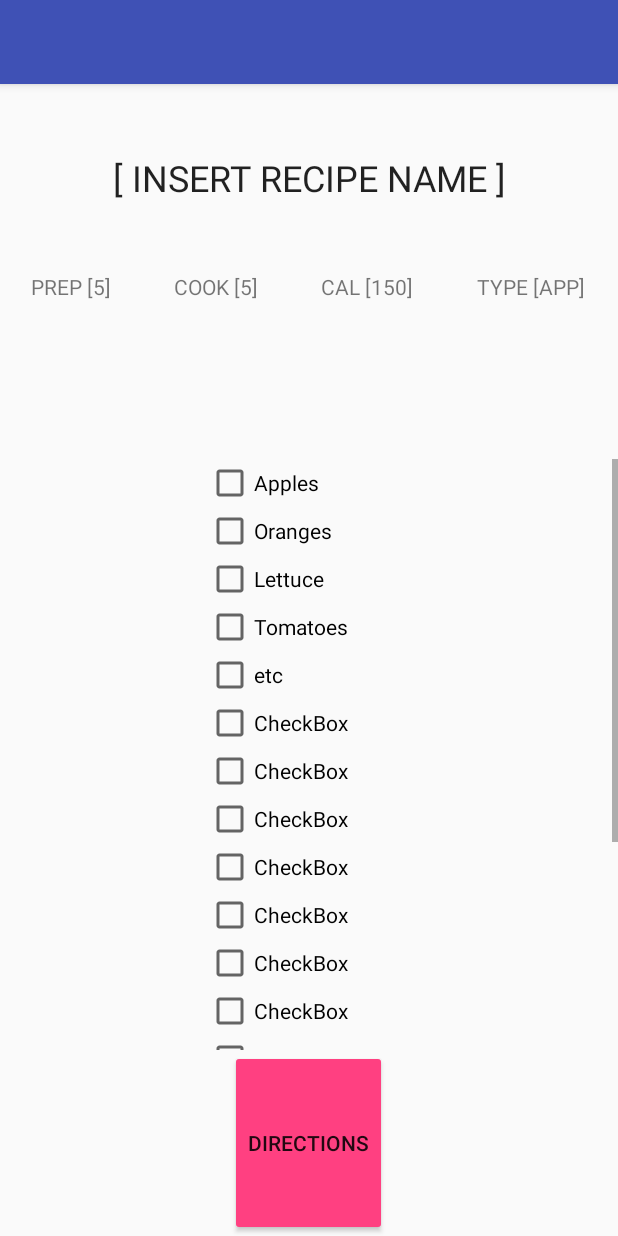
After one commit to Sanaknaki/cookbook, an Android app: the RecipeInfo screen opened directly, with no data from a screen before it, on a phone screen of 412 x 824 dp. The commit adds this screen. Run offline under Robolectric (Android 15) with nearby library versions, the phone set to English and light mode, and no system bars.

Commit message:
Added recipe info page

```diff
--- a/cookbookApp/app/src/main/AndroidManifest.xml
+++ b/cookbookApp/app/src/main/AndroidManifest.xml
@@ -17,30 +17,11 @@
             </intent-filter>
         </activity>
 
-        <activity
-            android:name=".CTSelect"
-
-            >
-
-        </activity>
-
-        <activity
-            android:name=".FindRecipe"
-
-            >
-
-        </activity>
-
-        <activity
-            android:name=".ExcludeIngredients"
-
-            >
-
-        </activity>
-
-        <activity android:name=".Recipe" >
-
-        </activity>
+        <activity android:name=".CTSelect"></activity>
+        <activity android:name=".FindRecipe"></activity>
+        <activity android:name=".ExcludeIngredients"></activity>
+        <activity android:name=".Recipe" ></activity>
+        <activity android:name = ".RecipeInfo"></activity>
 
     </application>
 
--- a/cookbookApp/app/src/main/java/com/uottawa/alisanaknaki/cookbook/Recipe.java
+++ b/cookbookApp/app/src/main/java/com/uottawa/alisanaknaki/cookbook/Recipe.java
@@ -1,7 +1,10 @@
 package com.uottawa.alisanaknaki.cookbook;
 
+import android.content.Intent;
 import android.os.Bundle;
 import android.support.v7.app.AppCompatActivity;
+import android.view.View;
+import android.widget.Button;
 
 /**
  * Created by unaizrehmani on 2016-11-16.
@@ -11,5 +14,13 @@ public class Recipe extends AppCompatActivity{
     protected void onCreate(Bundle savedInstanceState) {
         super.onCreate(savedInstanceState);
         setContentView(R.layout.layout_recipes);
+
+        Button seeRecipeInfo = (Button) findViewById(R.id.chickenNoodleSoup);
+        seeRecipeInfo.setOnClickListener(new View.OnClickListener(){
+            public void onClick(View view){
+                Intent intent = new Intent(Recipe.this,RecipeInfo.class);
+                startActivity(intent);
+            }
+        });
     }
 }
--- /dev/null
+++ b/cookbookApp/app/src/main/java/com/uottawa/alisanaknaki/cookbook/RecipeInfo.java
@@ -0,0 +1,15 @@
+package com.uottawa.alisanaknaki.cookbook;
+
+import android.os.Bundle;
+import android.support.v7.app.AppCompatActivity;
+
+/**
+ * Created by AliSanaknaki on 2016-11-16.
+ */
+
+public class RecipeInfo extends AppCompatActivity {
+    protected void onCreate(Bundle savedInstanceState) {
+        super.onCreate(savedInstanceState);
+        setContentView(R.layout.activity_recipeinfo);
+    }
+}
--- /dev/null
+++ b/cookbookApp/app/src/main/res/layout/activity_recipeinfo.xml
@@ -0,0 +1,237 @@
+<?xml version="1.0" encoding="utf-8"?>
+<LinearLayout xmlns:android="http://schemas.android.com/apk/res/android"
+    xmlns:tools="http://schemas.android.com/tools"
+    android:orientation="vertical" android:layout_width="match_parent"
+    android:layout_height="match_parent"
+    android:layout_weight="1">
+
+    <TextView
+        android:text="[ INSERT RECIPE NAME ]"
+        android:layout_width="match_parent"
+        android:layout_height="match_parent"
+        android:id="@+id/textView"
+        android:textSize="24sp"
+        tools:textStyle="bold"
+        android:textIsSelectable="false"
+        android:textAppearance="@style/TextAppearance.AppCompat.Body1"
+        android:layout_weight="3"
+        android:gravity="center_vertical|center_horizontal" />
+
+    <LinearLayout
+        android:orientation="horizontal"
+        android:layout_width="match_parent"
+        android:layout_height="match_parent"
+        android:layout_weight="3">
+
+        <TextView
+            android:text="PREP [5]"
+            android:layout_width="wrap_content"
+            android:layout_height="wrap_content"
+            android:id="@+id/textView6"
+            android:layout_weight="1"
+            android:textAlignment="center" />
+
+        <TextView
+            android:text="COOK [5]"
+            android:layout_width="wrap_content"
+            android:layout_height="wrap_content"
+            android:id="@+id/textView5"
+            android:layout_weight="1"
+            android:textAlignment="center" />
+
+        <TextView
+            android:text="CAL [150]"
+            android:layout_width="wrap_content"
+            android:layout_height="wrap_content"
+            android:id="@+id/textView4"
+            android:layout_weight="1"
+            android:textAlignment="center" />
+
+        <TextView
+            android:text="TYPE [APP]"
+            android:layout_width="wrap_content"
+            android:layout_height="wrap_content"
+            android:id="@+id/textView3"
+            android:layout_weight="1"
+            android:textAlignment="center" />
+    </LinearLayout>
+
+    <ScrollView
+        android:layout_width="match_parent"
+        android:layout_height="wrap_content"
+        android:layout_weight="1">
+
+        <LinearLayout
+            android:orientation="horizontal"
+            android:layout_width="match_parent"
+            android:layout_height="wrap_content">
+
+            <LinearLayout
+                android:orientation="vertical"
+                android:layout_width="match_parent"
+                android:layout_height="match_parent"
+                android:layout_weight="3"></LinearLayout>
+
+            <LinearLayout
+                android:layout_width="match_parent"
+                android:layout_height="match_parent"
+                android:orientation="vertical"
+                android:layout_weight="3"
+                android:layout_gravity="center">
+
+                <CheckBox
+                    android:text="Apples"
+                    android:layout_width="match_parent"
+                    android:layout_height="wrap_content"
+                    android:id="@+id/checkBox20"
+                    android:layout_weight="1" />
+
+                <CheckBox
+                    android:text="Oranges"
+                    android:layout_width="match_parent"
+                    android:layout_height="wrap_content"
+                    android:id="@+id/checkBox19"
+                    android:layout_weight="1" />
+
+                <CheckBox
+                    android:text="Lettuce"
+                    android:layout_width="match_parent"
+                    android:layout_height="wrap_content"
+                    android:id="@+id/checkBox18"
+                    android:layout_weight="1" />
+
+                <CheckBox
+                    android:text="Tomatoes"
+                    android:layout_width="match_parent"
+                    android:layout_height="wrap_content"
+                    android:id="@+id/checkBox17"
+                    android:layout_weight="1" />
+
+                <CheckBox
+                    android:text="etc"
+                    android:layout_width="match_parent"
+                    android:layout_height="wrap_content"
+                    android:id="@+id/checkBox16"
+                    android:layout_weight="1" />
+
+                <CheckBox
+                    android:text="CheckBox"
+                    android:layout_width="match_parent"
+                    android:layout_height="wrap_content"
+                    android:id="@+id/checkBox15"
+                    android:layout_weight="1" />
+
+                <CheckBox
+                    android:text="CheckBox"
+                    android:layout_width="match_parent"
+                    android:layout_height="wrap_content"
+                    android:id="@+id/checkBox14"
+                    android:layout_weight="1" />
+
+                <CheckBox
+                    android:text="CheckBox"
+                    android:layout_width="match_parent"
+                    android:layout_height="wrap_content"
+                    android:id="@+id/checkBox13"
+                    android:layout_weight="1" />
+
+                <CheckBox
+                    android:text="CheckBox"
+                    android:layout_width="match_parent"
+                    android:layout_height="wrap_content"
+                    android:id="@+id/checkBox12"
+                    android:layout_weight="1" />
+
+                <CheckBox
+                    android:text="CheckBox"
+                    android:layout_width="match_parent"
+                    android:layout_height="wrap_content"
+                    android:id="@+id/checkBox11"
+                    android:layout_weight="1" />
+
+                <CheckBox
+                    android:text="CheckBox"
+                    android:layout_width="match_parent"
+                    android:layout_height="wrap_content"
+                    android:id="@+id/checkBox10"
+                    android:layout_weight="1" />
+
+                <CheckBox
+                    android:text="CheckBox"
+                    android:layout_width="match_parent"
+                    android:layout_height="wrap_content"
+                    android:id="@+id/checkBox9"
+                    android:layout_weight="1" />
+
+                <CheckBox
+                    android:text="CheckBox"
+                    android:layout_width="match_parent"
+                    android:layout_height="wrap_content"
+                    android:id="@+id/checkBox8"
+                    android:layout_weight="1" />
+
+                <CheckBox
+                    android:text="CheckBox"
+                    android:layout_width="match_parent"
+                    android:layout_height="wrap_content"
+                    android:id="@+id/checkBox7"
+                    android:layout_weight="1" />
+
+                <CheckBox
+                    android:text="CheckBox"
+                    android:layout_width="match_parent"
+                    android:layout_height="wrap_content"
+                    android:id="@+id/checkBox6"
+                    android:layout_weight="1" />
+
+                <CheckBox
+                    android:text="CheckBox"
+                    android:layout_width="match_parent"
+                    android:layout_height="wrap_content"
+                    android:id="@+id/checkBox5"
+                    android:layout_weight="1" />
+
+                <CheckBox
+                    android:text="CheckBox"
+                    android:layout_width="match_parent"
+                    android:layout_height="wrap_content"
+                    android:id="@+id/checkBox4"
+                    android:layout_weight="1" />
+
+                <CheckBox
+                    android:text="CheckBox"
+                    android:layout_width="match_parent"
+                    android:layout_height="wrap_content"
+                    android:id="@+id/checkBox3"
+                    android:layout_weight="1" />
+
+                <CheckBox
+                    android:text="Last Check Box"
+                    android:layout_width="match_parent"
+                    android:layout_height="wrap_content"
+                    android:id="@+id/checkBox2"
+                    android:layout_weight="1"
+                    android:gravity="center|start"
+                    android:layout_gravity="center" />
+
+            </LinearLayout>
+
+            <LinearLayout
+                android:orientation="vertical"
+                android:layout_width="match_parent"
+                android:layout_height="match_parent"
+                android:layout_weight="3"></LinearLayout>
+
+        </LinearLayout>
+    </ScrollView>
+
+    <Button
+        android:text="DIRECTIONS"
+        android:layout_width="wrap_content"
+        android:layout_height="match_parent"
+        android:id="@+id/goToDirections"
+        android:layout_weight="3"
+        android:backgroundTint="@color/colorAccent"
+        android:layout_gravity="center" />
+
+</LinearLayout>
--- a/cookbookApp/app/src/main/res/layout/layout_recipes.xml
+++ b/cookbookApp/app/src/main/res/layout/layout_recipes.xml
@@ -43,7 +43,7 @@
                     android:text="Chicken Noodle Soup"
                     android:layout_width="match_parent"
                     android:layout_height="wrap_content"
-                    android:id="@+id/button13" />
+                    android:id="@+id/chickenNoodleSoup" />
 
                 <Button
                     android:text="Button"
```
